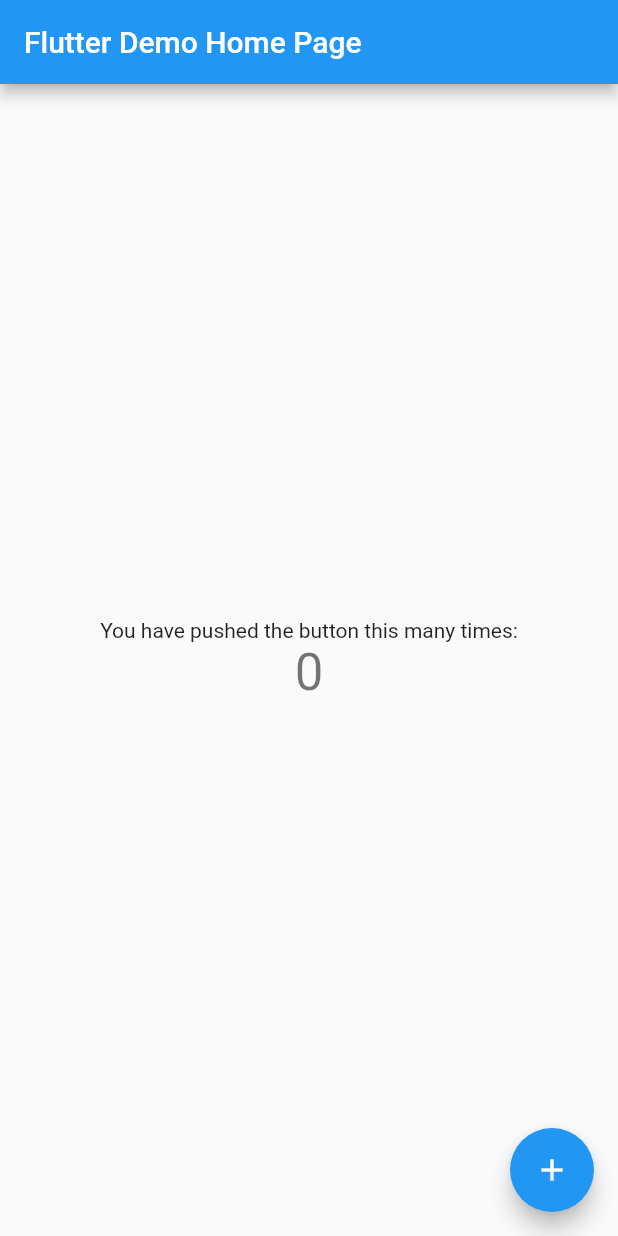
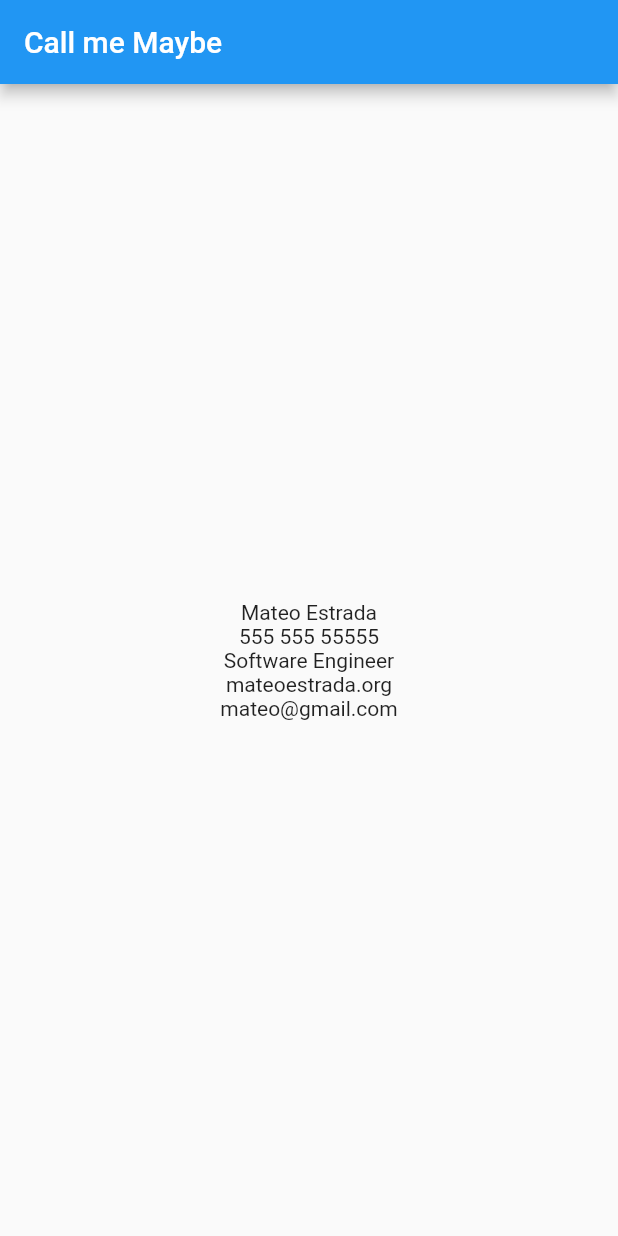
Before and after one commit to TheodoreAI/contact_app, a Flutter app: the screen it shows after launch, on a phone screen of 412 x 824 dp. Run offline on Flutter 3.47's test engine with Material 2 defaults, Android fonts, the phone set to English and light mode, and no system bars.

Commit message:
Added my info to my buisness card section.

```diff
--- /dev/null
+++ b/lib/app.dart
@@ -0,0 +1,15 @@
+import 'package:flutter/material.dart';
+import 'components/buisness-card.dart';
+
+class MyApp extends StatelessWidget {
+  final String title;
+  const MyApp({Key? key, required this.title}) : super(key: key);
+
+  // This widget is the root of your application.
+  @override
+  Widget build(BuildContext context) {
+    return MaterialApp(
+      home: BuisnessCard(title: title),
+    );
+  }
+}
--- /dev/null
+++ b/lib/components/buisness-card.dart
@@ -0,0 +1,25 @@
+import 'package:flutter/material.dart';
+import 'package:call_app/components/card-attributes.dart';
+
+class BuisnessCard extends StatelessWidget {
+  final String title;
+  final String nameInput = 'Mateo Estrada';
+  final String numberInput = '555 555 55555';
+  final String titleNameInput = 'Software Engineer';
+  final String emailInput = 'mateo@gmail.com';
+  final String websiteInput = 'mateoestrada.org';
+  const BuisnessCard({Key? key, required this.title}) : super(key: key);
+
+  @override
+  Widget build(BuildContext context) {
+    return Scaffold(
+        appBar: AppBar(title: Text(title)),
+        body: CardAttributes(
+          name: nameInput,
+          number: numberInput,
+          titleName: titleNameInput,
+          email: emailInput,
+          website: websiteInput,
+        ));
+  }
+}
--- /dev/null
+++ b/lib/components/card-attributes.dart
@@ -0,0 +1,36 @@
+import 'package:flutter/cupertino.dart';
+
+class CardAttributes extends StatelessWidget {
+  final String name;
+  final String number;
+  final String titleName;
+  final String email;
+  final String website;
+  const CardAttributes(
+      {Key? key,
+      required this.name,
+      required this.number,
+      required this.titleName,
+      required this.email,
+      required this.website})
+      : super(key: key);
+
+  @override
+  Widget build(BuildContext context) {
+    return Center(
+      child: Padding(
+        padding: const EdgeInsets.all(0),
+        child: Column(
+          mainAxisAlignment: MainAxisAlignment.center,
+          children: [
+            Text(name),
+            Text(number),
+            Text(titleName),
+            Text(website),
+            Text(email)
+          ],
+        ),
+      ),
+    );
+  }
+}
--- a/lib/main.dart
+++ b/lib/main.dart
@@ -1,115 +1,9 @@
 import 'package:flutter/material.dart';
+import 'app.dart';
 
+final String titleApp = 'Call me Maybe';
 void main() {
-  runApp(const MyApp());
+  runApp(MyApp(
+    title: titleApp,
+  ));
 }
-
-class MyApp extends StatelessWidget {
-  const MyApp({Key? key}) : super(key: key);
-
-  // This widget is the root of your application.
-  @override
-  Widget build(BuildContext context) {
-    return MaterialApp(
-      title: 'Flutter Demo',
-      theme: ThemeData(
-        // This is the theme of your application.
-        //
-        // Try running your application with "flutter run". You'll see the
-        // application has a blue toolbar. Then, without quitting the app, try
-        // changing the primarySwatch below to Colors.green and then invoke
-        // "hot reload" (press "r" in the console where you ran "flutter run",
-        // or simply save your changes to "hot reload" in a Flutter IDE).
-        // Notice that the counter didn't reset back to zero; the application
-        // is not restarted.
-        primarySwatch: Colors.blue,
-      ),
-      home: const MyHomePage(title: 'Flutter Demo Home Page'),
-    );
-  }
-}
-
-class MyHomePage extends StatefulWidget {
-  const MyHomePage({Key? key, required this.title}) : super(key: key);
-
-  // This widget is the home page of your application. It is stateful, meaning
-  // that it has a State object (defined below) that contains fields that affect
-  // how it looks.
-
-  // This class is the configuration for the state. It holds the values (in this
-  // case the title) provided by the parent (in this case the App widget) and
-  // used by the build method of the State. Fields in a Widget subclass are
-  // always marked "final".
-
-  final String title;
-
-  @override
-  State<MyHomePage> createState() => _MyHomePageState();
-}
-
-class _MyHomePageState extends State<MyHomePage> {
-  int _counter = 0;
-
-  void _incrementCounter() {
-    setState(() {
-      // This call to setState tells the Flutter framework that something has
-      // changed in this State, which causes it to rerun the build method below
-      // so that the display can reflect the updated values. If we changed
-      // _counter without calling setState(), then the build method would not be
-      // called again, and so nothing would appear to happen.
-      _counter++;
-    });
-  }
-
-  @override
-  Widget build(BuildContext context) {
-    // This method is rerun every time setState is called, for instance as done
-    // by the _incrementCounter method above.
-    //
-    // The Flutter framework has been optimized to make rerunning build methods
-    // fast, so that you can just rebuild anything that needs updating rather
-    // than having to individually change instances of widgets.
-    return Scaffold(
-      appBar: AppBar(
-        // Here we take the value from the MyHomePage object that was created by
-        // the App.build method, and use it to set our appbar title.
-        title: Text(widget.title),
-      ),
-      body: Center(
-        // Center is a layout widget. It takes a single child and positions it
-        // in the middle of the parent.
-        child: Column(
-          // Column is also a layout widget. It takes a list of children and
-          // arranges them vertically. By default, it sizes itself to fit its
-          // children horizontally, and tries to be as tall as its parent.
-          //
-          // Invoke "debug painting" (press "p" in the console, choose the
-          // "Toggle Debug Paint" action from the Flutter Inspector in Android
-          // Studio, or the "Toggle Debug Paint" command in Visual Studio Code)
-          // to see the wireframe for each widget.
-          //
-          // Column has various properties to control how it sizes itself and
-          // how it positions its children. Here we use mainAxisAlignment to
-          // center the children vertically; the main axis here is the vertical
-          // axis because Columns are vertical (the cross axis would be
-          // horizontal).
-          mainAxisAlignment: MainAxisAlignment.center,
-          children: <Widget>[
-            const Text(
-              'You have pushed the button this many times:',
-            ),
-            Text(
-              '$_counter',
-              style: Theme.of(context).textTheme.headline4,
-            ),
-          ],
-        ),
-      ),
-      floatingActionButton: FloatingActionButton(
-        onPressed: _incrementCounter,
-        tooltip: 'Increment',
-        child: const Icon(Icons.add),
-      ), // This trailing comma makes auto-formatting nicer for build methods.
-    );
-  }
-}
```
